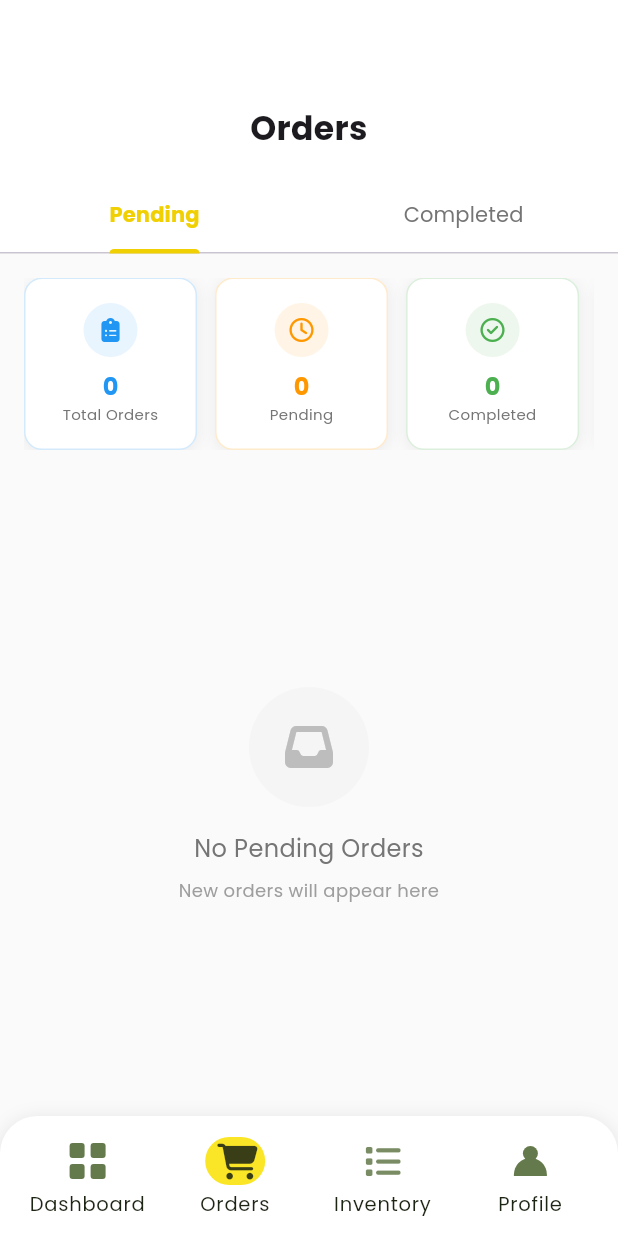
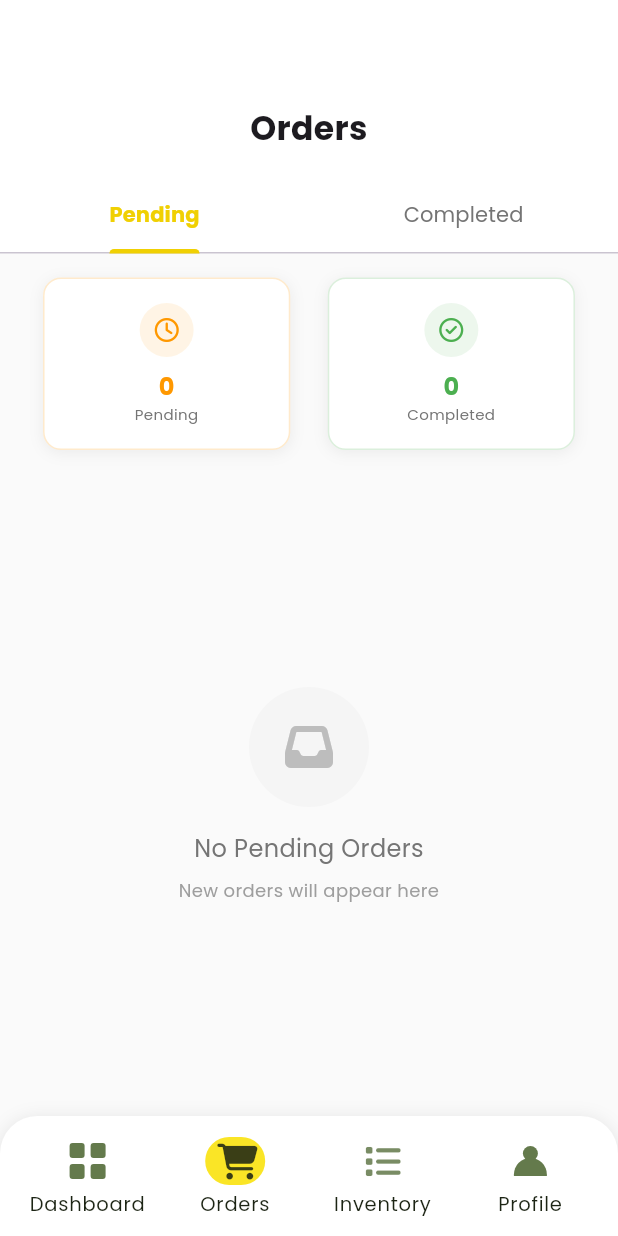
Before and after one commit to 4Chronosx/FarmToTable, a Flutter app: the DashboardScreen screen opened by its route, item 2 of the bottom bar chosen, on a phone screen of 412 x 824 dp. Run offline on Flutter 3.47's test engine with Material 3 defaults, Android fonts, the phone set to English and light mode, and no system bars; our stand-ins replace accordion, cached_network_image, flutter_map, flutter_svg, fluttertoast, font_awesome_flutter and 4 more; missing offline and left inert: sliding_action_button; network calls fail.

Commit message:
removed total orders
redundant with completed orders

```diff
--- a/lib/screens/vendor_side/orders/vendor_orders_screen.dart
+++ b/lib/screens/vendor_side/orders/vendor_orders_screen.dart
@@ -83,15 +83,6 @@ class _VendorOrdersScreenState extends State<VendorOrdersScreen>
                         scrollDirection: Axis.horizontal,
                         child: Row(
                           children: [
-                            _buildStatCard(
-                              'Total Orders',
-                              ordersProvider
-                                  .getTotalVendorOrders(widget.vendorId)
-                                  .toString(),
-                              Colors.blue,
-                              FontAwesomeIcons.clipboardList,
-                              screenWidth,
-                            ),
                             SizedBox(width: 12),
                             _buildStatCard(
                               'Pending',
@@ -102,7 +93,7 @@ class _VendorOrdersScreenState extends State<VendorOrdersScreen>
                               FontAwesomeIcons.clock,
                               screenWidth,
                             ),
-                            SizedBox(width: 12),
+                            SizedBox(width: 25),
                             _buildStatCard(
                               'Completed',
                               ordersProvider
@@ -113,13 +104,6 @@ class _VendorOrdersScreenState extends State<VendorOrdersScreen>
                               screenWidth,
                             ),
                             SizedBox(width: 12),
-                            _buildStatCard(
-                              'Revenue',
-                              'P ${ordersProvider.getTotalVendorRevenue(widget.vendorId).toStringAsFixed(0)}',
-                              Colors.green,
-                              FontAwesomeIcons.moneyBill,
-                              screenWidth,
-                            ),
                           ],
                         ),
                       ),
@@ -194,7 +178,7 @@ class _VendorOrdersScreenState extends State<VendorOrdersScreen>
   Widget _buildStatCard(String title, String value, Color color, IconData icon,
       double screenWidth) {
     return Container(
-      width: screenWidth * 0.28,
+      width: screenWidth * 0.4,
       padding: EdgeInsets.all(16),
       decoration: BoxDecoration(
         color: Colors.white,
@@ -665,7 +649,7 @@ class _VendorOrdersScreenState extends State<VendorOrdersScreen>
   Color _getStatusColor(String status) {
     switch (status.toLowerCase()) {
       case 'pending':
-        return Colors.orange;
+        return Colors.yellow;
       case 'processing':
         return Colors.blue;
       case 'completed':
--- a/lib/utils/orders_provider.dart
+++ b/lib/utils/orders_provider.dart
@@ -71,9 +71,6 @@ class OrdersProvider extends ChangeNotifier {
   }
 
   // VENDOR STATISTICS METHODS
-  // Get total orders count for vendor
-  int getTotalVendorOrders(String vendorId) =>
-      getOrdersForVendor(vendorId).length;
 
   // Get pending orders count for vendor
   int getPendingVendorOrders(String vendorId) =>
@@ -121,7 +118,6 @@ class OrdersProvider extends ChangeNotifier {
   Map<String, int> getOrdersAnalytics(String vendorId) {
     final vendorOrders = getOrdersForVendor(vendorId);
     return {
-      'total': vendorOrders.length,
       'pending':
           vendorOrders.where((order) => order.status == 'Pending').length,
       'completed':
```
